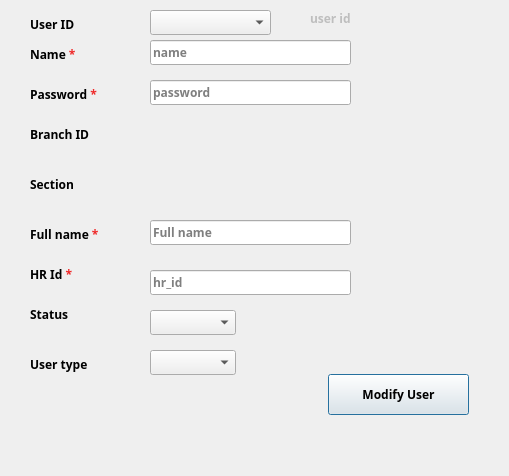
shymaa123456/HyperPOS2020, file presentation/authorization_ui/modifyUser.ui: the form before one commit.
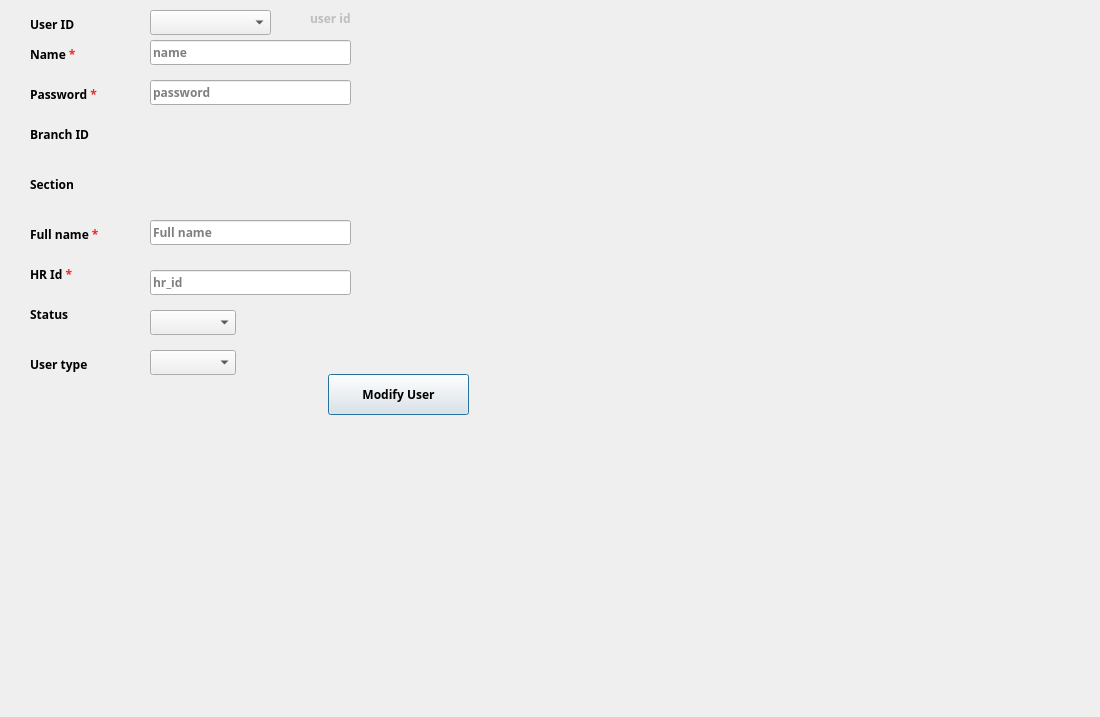
The form after the commit.

```diff
--- a/presentation/authorization_ui/modifyUser.ui
+++ b/presentation/authorization_ui/modifyUser.ui
@@ -6,20 +6,20 @@
    <rect>
     <x>0</x>
     <y>0</y>
-    <width>509</width>
-    <height>476</height>
+    <width>1100</width>
+    <height>717</height>
    </rect>
   </property>
   <property name="minimumSize">
    <size>
-    <width>509</width>
-    <height>476</height>
+    <width>1100</width>
+    <height>717</height>
    </size>
   </property>
   <property name="maximumSize">
    <size>
-    <width>509</width>
-    <height>476</height>
+    <width>1100</width>
+    <height>717</height>
    </size>
   </property>
   <property name="windowTitle">
```
